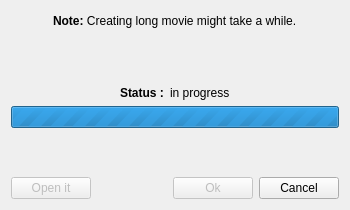
Qt form Dialogs/waitdialog.ui (AusTLaiN/gif_maker) before a commit.
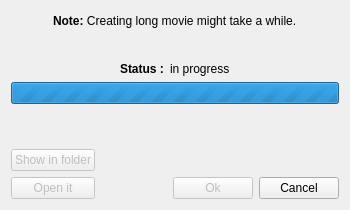
The same form after that commit.

Commit message: "Show in folder" button added to wait dialog. Opens explorer at file's location. Hardcoded for Windows

Patch:
```diff
--- a/Dialogs/waitdialog.ui
+++ b/Dialogs/waitdialog.ui
@@ -25,7 +25,7 @@
   <property name="windowTitle">
    <string>Creating movie</string>
   </property>
-  <layout class="QVBoxLayout" name="verticalLayout">
+  <layout class="QVBoxLayout" name="verticalLayout_3">
    <item>
     <layout class="QHBoxLayout" name="horizontalLayout_4">
      <item>
@@ -156,7 +156,32 @@
     </spacer>
    </item>
    <item>
-    <layout class="QHBoxLayout" name="horizontalLayout">
+    <layout class="QHBoxLayout" name="horizontalLayout_3">
+     <item>
+      <layout class="QVBoxLayout" name="verticalLayout">
+       <item>
+        <spacer name="verticalSpacer_4">
+         <property name="orientation">
+          <enum>Qt::Vertical</enum>
+         </property>
+         <property name="sizeHint" stdset="0">
+          <size>
+           <width>20</width>
+           <height>40</height>
+          </size>
+         </property>
+        </spacer>
+       </item>
+       <item>
+        <widget class="QPushButton" name="button_show">
+         <property name="enabled">
+          <bool>false</bool>
+         </property>
+         <property name="text">
+          <string>Show in folder</string>
+         </property>
+        </widget>
+       </item>
      <item>
       <widget class="QPushButton" name="button_open">
        <property name="enabled">
@@ -167,6 +192,25 @@
        </property>
       </widget>
      </item>
+      </layout>
+     </item>
+     <item>
+      <layout class="QVBoxLayout" name="verticalLayout_2">
+       <item>
+        <spacer name="verticalSpacer_3">
+         <property name="orientation">
+          <enum>Qt::Vertical</enum>
+         </property>
+         <property name="sizeHint" stdset="0">
+          <size>
+           <width>20</width>
+           <height>40</height>
+          </size>
+         </property>
+        </spacer>
+       </item>
+       <item>
+        <layout class="QHBoxLayout" name="horizontalLayout">
      <item>
       <spacer name="horizontalSpacer">
        <property name="orientation">
@@ -196,6 +240,10 @@
         <string>Cancel</string>
        </property>
       </widget>
+         </item>
+        </layout>
+       </item>
+      </layout>
      </item>
     </layout>
    </item>
```
Left out of the diff: 3 changed lines with no effect on the pictures. Lines whose indentation alone changed are shown as unchanged. The commit also changes 4 other files.
